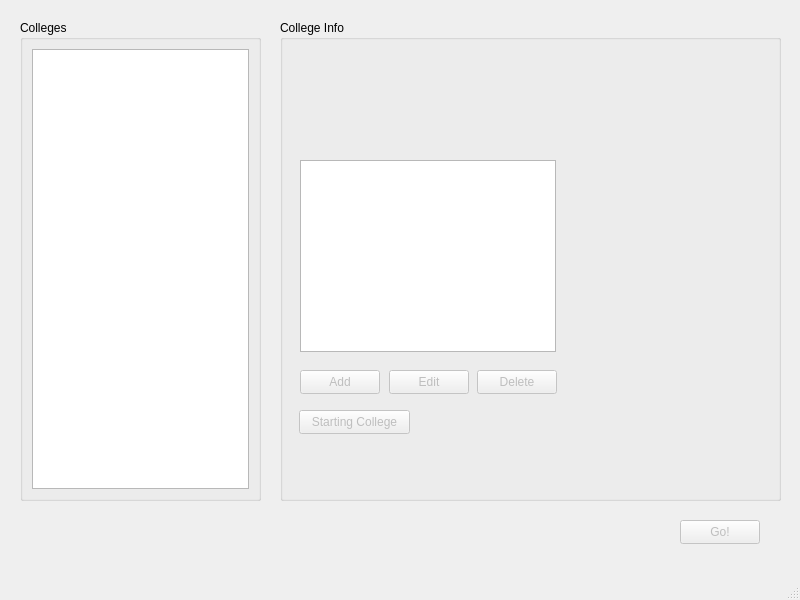
DimitriChrysafis/CollegeDistanceProject, file forms/mainwindow.ui: the form before one commit.
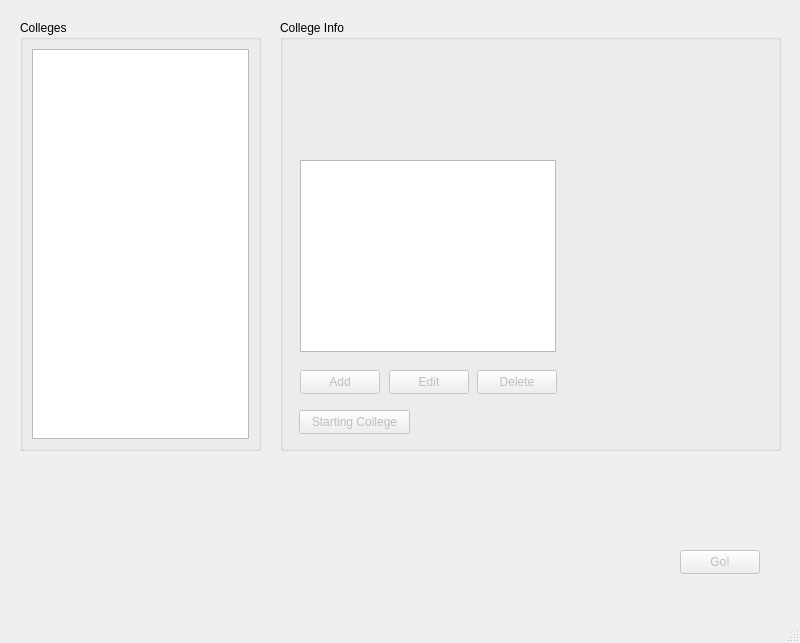
The form after the commit.

Patch:
```diff
--- a/forms/mainwindow.ui
+++ b/forms/mainwindow.ui
@@ -7,7 +7,7 @@
     <x>0</x>
     <y>0</y>
     <width>800</width>
-    <height>600</height>
+    <height>643</height>
    </rect>
   </property>
   <property name="windowTitle">
@@ -21,7 +21,7 @@
     <property name="geometry">
      <rect>
       <x>680</x>
-      <y>520</y>
+      <y>550</y>
       <width>80</width>
       <height>24</height>
      </rect>
@@ -36,7 +36,7 @@
       <x>20</x>
       <y>20</y>
       <width>241</width>
-      <height>481</height>
+      <height>431</height>
      </rect>
     </property>
     <property name="title">
@@ -44,7 +44,11 @@
     </property>
     <layout class="QVBoxLayout" name="verticalLayout">
      <item>
-      <widget class="QListWidget" name="list_collegeNames"/>
+      <widget class="QListWidget" name="list_collegeNames">
+       <property name="wordWrap">
+        <bool>true</bool>
+       </property>
+      </widget>
      </item>
     </layout>
    </widget>
@@ -57,7 +61,7 @@
       <x>280</x>
       <y>20</y>
       <width>501</width>
-      <height>481</height>
+      <height>431</height>
      </rect>
     </property>
     <property name="title">
@@ -219,9 +223,25 @@
     <property name="geometry">
      <rect>
       <x>20</x>
-      <y>520</y>
+      <y>470</y>
       <width>641</width>
-      <height>41</height>
+      <height>71</height>
+     </rect>
+    </property>
+    <property name="text">
+     <string/>
+    </property>
+    <property name="wordWrap">
+     <bool>true</bool>
+    </property>
+   </widget>
+   <widget class="QLabel" name="label_totalDistance">
+    <property name="geometry">
+     <rect>
+      <x>20</x>
+      <y>560</y>
+      <width>361</width>
+      <height>20</height>
      </rect>
     </property>
     <property name="text">
```
Left out of the diff: 2 changed lines with no effect on the pictures.
